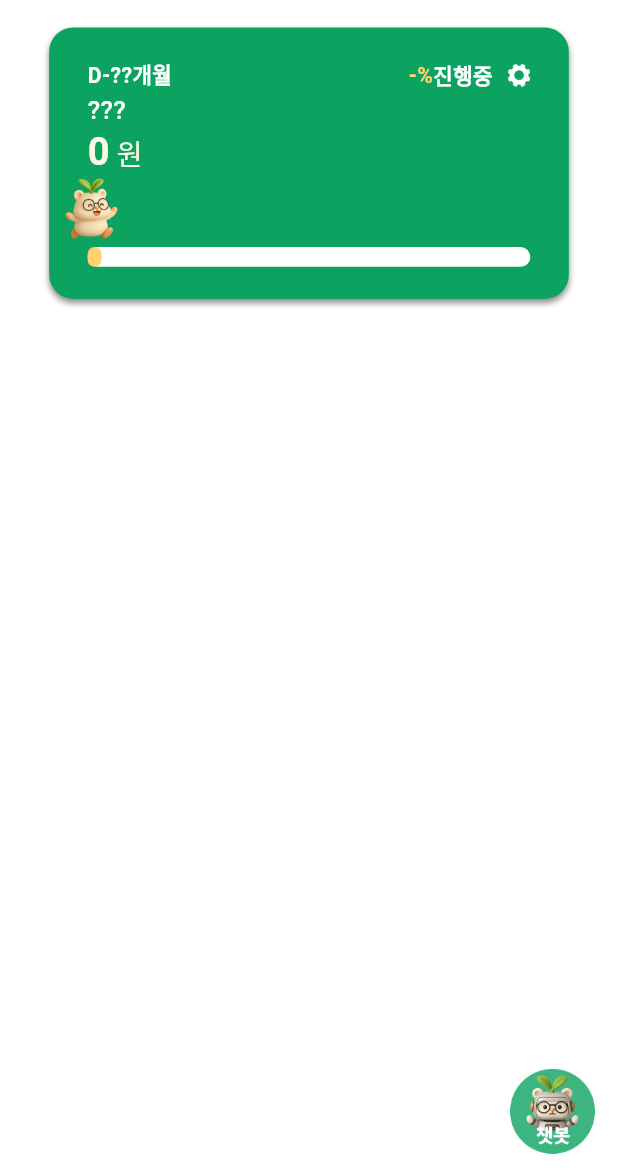
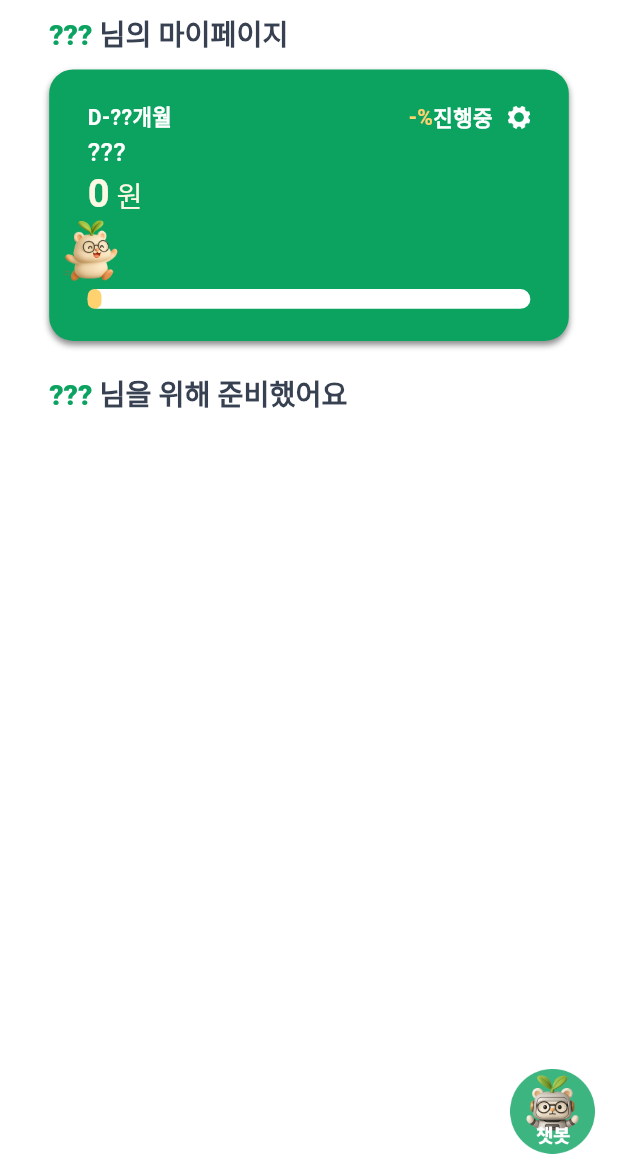
Before and after one commit to Pingrow/2025_SEASONTHON_TEAM_55_FE, a Flutter app: the ProfilePage screen opened by its route, on a phone screen of 412 x 824 dp, the part 61-1236 px from its top. Run offline on Flutter 3.47's test engine with Material 3 defaults, Android fonts, the light colour scheme and no system bars; our stand-ins replace carousel_slider, flutter_dotenv, flutter_screenutil, flutter_secure_storage, flutter_svg, go_router and 3 more; missing offline and left inert: kakao_flutter_sdk_user, linear_progress_bar; accounts and stored records are empty; generated files the repository leaves out were written again; Roboto replaces fonts that are missing (Pretendard); project files that could hold a hidden picture were left out.

```diff
--- a/lib/pages/main/profile.dart
+++ b/lib/pages/main/profile.dart
@@ -91,6 +91,28 @@ class _ProfilePageState extends ConsumerState<ProfilePage> {
                     ),
                     SizedBox(width: 20.w, height: 26.h),
                   ],
+                ),
+              ),
+
+              Container(
+                width: 338.w,
+                alignment: Alignment.centerLeft,
+                child: RichText(
+                  text: TextSpan(
+                    style: TextStyle(
+                      color: Color(0xff374151),
+                      fontSize: 20.sp,
+                      fontWeight: FontWeight.w800,
+                    ),
+                    children: [
+                      TextSpan(
+                        text: authState.user?.nickname ?? '???',
+                        style: TextStyle(color: Color(0xff0CA361)),
+                      ),
+
+                      TextSpan(text: ' 님의 마이페이지'),
+                    ],
+                  ),
                 ),
               ),
 
@@ -267,6 +289,29 @@ class _ProfilePageState extends ConsumerState<ProfilePage> {
                   ],
                 ),
               ),
+
+              Container(
+                width: 338.w,
+                padding: EdgeInsets.fromLTRB(0, 16, 0, 0),
+                alignment: Alignment.centerLeft,
+                child: RichText(
+                  text: TextSpan(
+                    style: TextStyle(
+                      color: Color(0xff374151),
+                      fontSize: 20.sp,
+                      fontWeight: FontWeight.w800,
+                    ),
+                    children: [
+                      TextSpan(
+                        text: authState.user?.nickname ?? '???',
+                        style: TextStyle(color: Color(0xff0CA361)),
+                      ),
+
+                      TextSpan(text: ' 님을 위해 준비했어요'),
+                    ],
+                  ),
+                ),
+              ),
             ],
           ),
 
--- a/pubspec.yaml
+++ b/pubspec.yaml
@@ -26,6 +26,7 @@ dependencies:
   linear_progress_bar: ^1.2.0
   riverpod_annotation: ^2.6.1
   url_launcher: ^6.3.2
+  web_socket_channel: ^3.0.3
 
 dev_dependencies:
   flutter_test:
```
Also changed, not shown: lib/pages/main/chat_bot.dart (+101 -13 lines), lib/service/socket.dart (added, +28 -0 lines), server.dart (added, +111 -0 lines), pubspec.lock.
